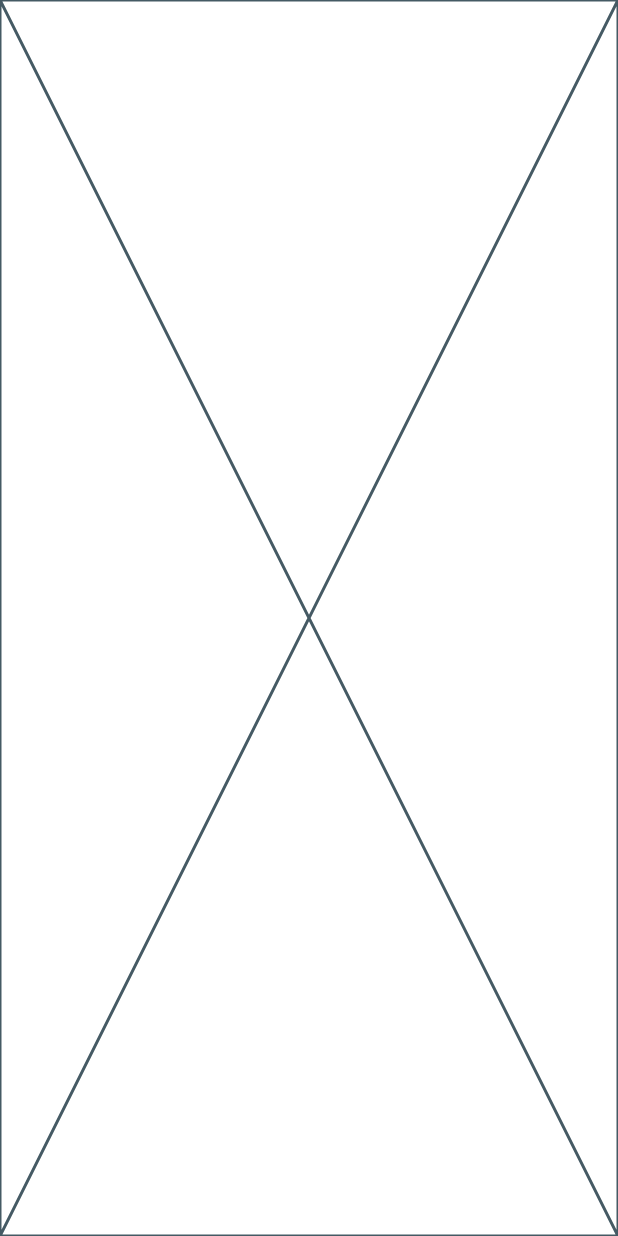
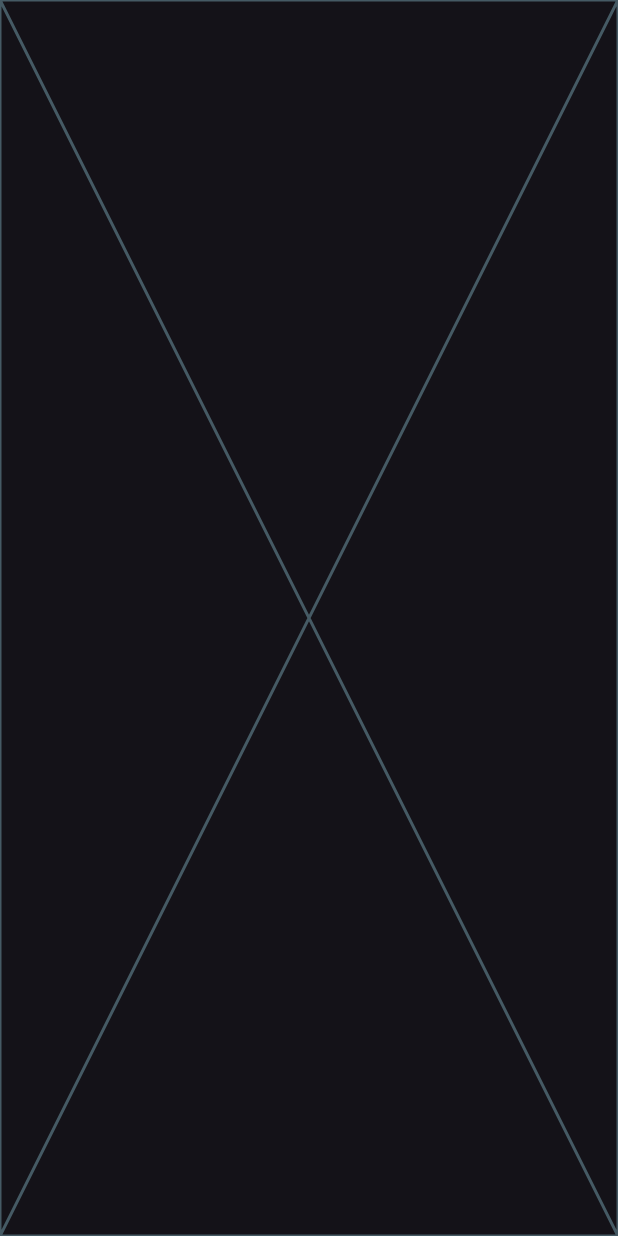
Before and after one commit to amrnooour/movie_app, a Flutter app: the screen it shows after launch, on a phone screen of 412 x 824 dp. Run offline on Flutter 3.47's test engine with Material 3 defaults, Android fonts, the phone set to English and light mode, and no system bars; our stand-ins replace go_router.

```diff
--- /dev/null
+++ b/lib/core/utils/constants.dart
@@ -0,0 +1,3 @@
+class Constants{
+
+}
--- a/lib/features/home/presentation/views/home_view.dart
+++ b/lib/features/home/presentation/views/home_view.dart
@@ -1,10 +1,13 @@
 import 'package:flutter/material.dart';
+import 'package:movie_app/features/home/presentation/views/widgets/home_view_body.dart';
 
 class HomeView extends StatelessWidget {
   const HomeView({super.key});
 
   @override
   Widget build(BuildContext context) {
-    return const Placeholder();
+    return const Scaffold(
+      body: HomeViewBody(),
+    );
   }
 }
--- /dev/null
+++ b/lib/features/home/presentation/views/widgets/home_view_body.dart
@@ -0,0 +1,10 @@
+import 'package:flutter/material.dart';
+
+class HomeViewBody extends StatelessWidget {
+  const HomeViewBody({super.key});
+
+  @override
+  Widget build(BuildContext context) {
+    return const Placeholder();
+  }
+}
--- a/lib/features/splash/splash.dart
+++ b/lib/features/splash/splash.dart
@@ -21,7 +21,10 @@ class _SplashState extends State<Splash> {
   @override
   Widget build(BuildContext context) {
     return Scaffold(
-      body: Image.asset(AppAssets.splash,fit: BoxFit.cover,),
+      body: Image.asset(
+        height: MediaQuery.of(context).size.height,
+        width: MediaQuery.of(context).size.width,
+        AppAssets.splash,fit: BoxFit.cover,),
     );
   }
 }
--- a/lib/main.dart
+++ b/lib/main.dart
@@ -12,6 +12,7 @@ class MyApp extends StatelessWidget {
   Widget build(BuildContext context) {
     return MaterialApp.router(
       routerConfig: router,
+      theme: ThemeData.dark(),
     );
   }
 }
```
Also changed, not shown: lib/features/browse/presentation/views/browse_view.dart (added, +13 -0 lines), lib/features/browse/presentation/views/widgets/browse_view_body.dart (added, +10 -0 lines), lib/features/search/presentation/views/search_view.dart (added, +13 -0 lines), lib/features/search/presentation/views/widgets/search_view_body.dart (added, +10 -0 lines), lib/features/watch_list/presentation/views/watch_list_view.dart (added, +13 -0 lines), lib/features/watch_list/presentation/views/widgets/watch_list_view_body.dart (added, +10 -0 lines).
